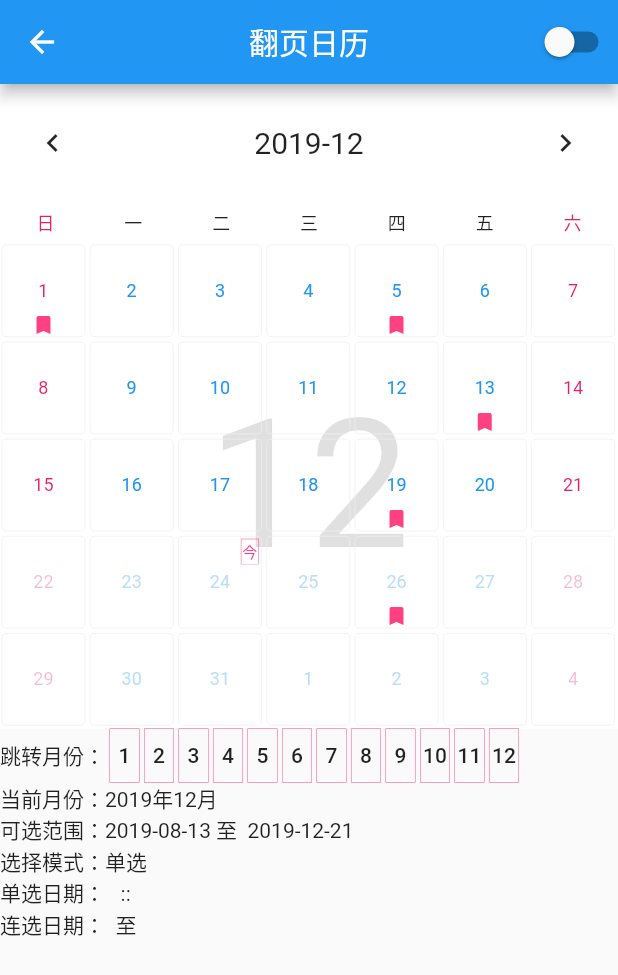
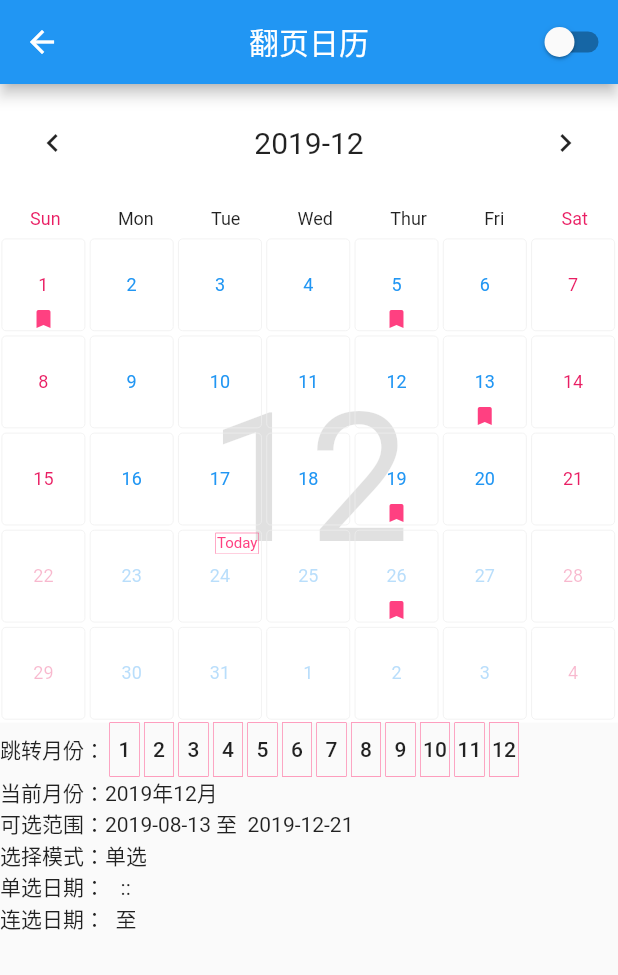
Before and after one commit to OpenFlutter/mini_calendar, a Flutter app: the screen it shows after launch, after a tap on "翻页日历", on a phone screen of 412 x 824 dp. Shown: the top 975 px of the screen. Run offline on Flutter 3.47's test engine with Material 2 defaults, Android fonts, the phone set to English and light mode, and no system bars; network calls fail.

Commit message:
支持国际化(en、zh)

```diff
--- a/example/lib/page/calendar_view.dart
+++ b/example/lib/page/calendar_view.dart
@@ -17,7 +17,7 @@ class _CalendarViewPageState extends State<CalendarViewPage> {
   void initState() {
     List.generate(12, (index) {
       controllers.add(MonthController.init(MonthOption<String>(
-        currentDay: DateDay.now().copyWith(month: index + 1,day: Random().nextInt(27)+1),
+        currentDay: DateDay.now().copyWith(month: index + 1, day: Random().nextInt(27) + 1),
         currentMonth: DateMonth.now().copyWith(month: index + 1),
       )));
       months
@@ -25,6 +25,7 @@ class _CalendarViewPageState extends State<CalendarViewPage> {
           Container(
             child: MonthWidget<String>(
               controller: controllers[index],
+              localeType: Random().nextBool() ? LocaleType.zh : LocaleType.en,
             ),
           ),
         );
--- a/example/lib/page/month_page_view_demo.dart
+++ b/example/lib/page/month_page_view_demo.dart
@@ -69,6 +69,7 @@ class _MonthPageViewDemoState extends State<MonthPageViewDemo> {
                 setState(() {});
               },
               onCreated: (controller) => _controller = controller,
+              localeType: LocaleType.en,
             ),
             Wrap(
               crossAxisAlignment: WrapCrossAlignment.center,
--- a/lib/handle.dart
+++ b/lib/handle.dart
@@ -1,25 +1,26 @@
 import 'package:flutter/material.dart';
 import 'package:mini_calendar/mini_calendar.dart';
+import 'package:mini_calendar/model/i18n_model.dart';
 
 import 'model/date_day.dart';
 
 /// 默认构建星期标题
-Widget defaultBuildWeekHead(BuildContext context, int week) {
+Widget defaultBuildWeekHead(BuildContext context, int week,{LocaleType localeType = LocaleType.zh}) {
   switch (week) {
     case 1:
-      return Text('一', style: TextStyle(fontSize: 12, color: Colors.black87));
+      return Text(i18nObjInLocal(localeType)['weekShort'][week], style: TextStyle(fontSize: 12, color: Colors.black87));
     case 2:
-      return Text('二', style: TextStyle(fontSize: 12, color: Colors.black87));
+      return Text(i18nObjInLocal(localeType)['weekShort'][week], style: TextStyle(fontSize: 12, color: Colors.black87));
     case 3:
-      return Text('三', style: TextStyle(fontSize: 12, color: Colors.black87));
+      return Text(i18nObjInLocal(localeType)['weekShort'][week], style: TextStyle(fontSize: 12, color: Colors.black87));
     case 4:
-      return Text('四', style: TextStyle(fontSize: 12, color: Colors.black87));
+      return Text(i18nObjInLocal(localeType)['weekShort'][week], style: TextStyle(fontSize: 12, color: Colors.black87));
     case 5:
-      return Text('五', style: TextStyle(fontSize: 12, color: Colors.black87));
+      return Text(i18nObjInLocal(localeType)['weekShort'][week], style: TextStyle(fontSize: 12, color: Colors.black87));
     case 6:
-      return Text('六', style: TextStyle(fontSize: 12, color: Colors.pink));
+      return Text(i18nObjInLocal(localeType)['weekShort'][week], style: TextStyle(fontSize: 12, color: Colors.pink));
     case 0:
-      return Text('日', style: TextStyle(fontSize: 12, color: Colors.pink));
+      return Text(i18nObjInLocal(localeType)['weekShort'][week], style: TextStyle(fontSize: 12, color: Colors.pink));
   }
   return Container();
 }
@@ -50,7 +51,7 @@ Widget defaultBuildMonthHead(BuildContext context, DateMonth month, {VoidCallbac
       mainAxisAlignment: MainAxisAlignment.spaceBetween,
       children: <Widget>[
         onLast == null ? Container() : IconButton(icon: Icon(Icons.chevron_left), onPressed: onLast),
-        Text(month.toString(yearSuffix: '年', monthSuffix: '月'), style: TextStyle(fontSize: 20)),
+        Text(month.toString(), style: TextStyle(fontSize: 20)),
         onNext == null ? Container() : IconButton(icon: Icon(Icons.chevron_right), onPressed: onNext),
       ],
     ),
@@ -83,7 +84,8 @@ Widget defaultBuildDayItem<T>(BuildContext context,
     bool isSelected,
     bool isContinuous,
     BuildMark<T> buildMark,
-    OnDaySelected<T> onDaySelected}) {
+    OnDaySelected<T> onDaySelected,
+    LocaleType localeType = LocaleType.zh}) {
   Color _sideColor = Colors.grey[200];
   Color _dayColor = Colors.transparent;
   TextStyle _style;
@@ -108,7 +110,7 @@ Widget defaultBuildDayItem<T>(BuildContext context,
         shape: RoundedRectangleBorder(side: BorderSide(width: 0.3, color: Colors.pinkAccent)),
         child: Padding(
           padding: EdgeInsets.all(1),
-          child: Text('今', style: _style.copyWith(fontSize: 10, color: Colors.pinkAccent)),
+          child: Text(i18nObjInLocal(localeType)['today'], style: _style.copyWith(fontSize: 10, color: Colors.pinkAccent)),
         ),
       ),
     ));
--- a/lib/mini_calendar.dart
+++ b/lib/mini_calendar.dart
@@ -8,3 +8,4 @@ export 'model/month_option.dart';
 export 'widget/month_widget.dart';
 export 'widget/month_page_view.dart';
 export 'handle.dart';
+export 'model/i18n_model.dart';
--- /dev/null
+++ b/lib/model/i18n_model.dart
@@ -0,0 +1,31 @@
+enum LocaleType { en, zh }
+
+final _i18nModel = {
+  'en': {
+    'today': 'Today',
+    'last': 'Last',
+    'next': 'Next',
+    'goto': 'GoTo',
+    'weekShort': ['Sun', 'Mon', 'Tue', 'Wed', 'Thur', 'Fri', 'Sat',],
+    'monthShort': ['Jan', 'Feb', 'Mar', 'Apr', 'May', 'Jun', 'Jul', 'Aug', 'Sep', 'Oct', 'Nov', 'Dec']
+  },
+  'zh': {
+    'today': '今',
+    'last': '上一月',
+    'next': '下一月',
+    'goto': '跳转',
+    'weekShort': ['日', '一', '二', '三', '四', '五', '六'],
+    'monthShort': ['一月', '二月', '三月', '四月', '五月', '六月', '七月', '八月', '九月', '十月', '十一月', '十二月']
+  }
+};
+
+Map<String, dynamic> i18nObjInLocal(LocaleType type) {
+  switch (type) {
+    case LocaleType.en:
+      return _i18nModel['en'];
+    case LocaleType.zh:
+      return _i18nModel['zh'];
+    default:
+      return _i18nModel['zh'];
+  }
+}
--- a/lib/widget/month_page_view.dart
+++ b/lib/widget/month_page_view.dart
@@ -1,5 +1,6 @@
 import 'package:flutter/material.dart';
 import 'package:flutter/scheduler.dart';
+import 'package:mini_calendar/model/i18n_model.dart';
 
 import 'month_widget.dart';
 import '../handle.dart';
@@ -62,6 +63,9 @@ class MonthPageView<T> extends StatefulWidget {
   /// 是否可以滑动翻页
   final bool pageSnapping;
 
+  /// 国际化语言类型
+  final LocaleType localeType;
+
   /// 创建后回调
   final ValueChanged<MonthPageController<T>> onCreated;
 
@@ -78,7 +82,7 @@ class MonthPageView<T> extends StatefulWidget {
     this.width,
     this.height,
     this.onDaySelected,
-    this.showWeekHead,
+    this.showWeekHead = true,
     this.buildWeekHead,
     this.scrollDirection = Axis.horizontal,
     this.pageSnapping = true,
@@ -88,6 +92,7 @@ class MonthPageView<T> extends StatefulWidget {
     this.buildMonthHead,
     this.weekHeadColor = Colors.white,
     this.monthHeadColor = Colors.white,
+    this.localeType = LocaleType.zh,
   }) : super(key: key);
 
   @override
@@ -140,6 +145,7 @@ class _MonthPageViewState<T> extends State<MonthPageView<T>> {
                       showWeekHead: false,
                       showMonthHead: false,
                       padding: widget.padding,
+                      localeType: widget.localeType,
                       onDaySelected: (day, data) {
                         _monthPageController
                           ..setCurrentDay(day)
@@ -174,7 +180,7 @@ class _MonthPageViewState<T> extends State<MonthPageView<T>> {
                 alignment: Alignment.center,
                 child: widget.buildWeekHead != null
                     ? widget.buildWeekHead(context, week)
-                    : defaultBuildWeekHead(context, week),
+                    : defaultBuildWeekHead(context, week,localeType: widget.localeType),
               );
             }),
           ),
--- a/lib/widget/month_widget.dart
+++ b/lib/widget/month_widget.dart
@@ -1,10 +1,10 @@
 import 'package:flutter/material.dart';
+import 'package:mini_calendar/model/i18n_model.dart';
 import '../model/date_month.dart';
 import '../controller/month_controller.dart';
 import '../model/month_option.dart';
 import '../model/date_day.dart';
 import '../handle.dart';
-
 
 ///
 /// 月视图 <br/>
@@ -82,6 +82,9 @@ class MonthWidget<T> extends StatelessWidget {
   /// 连选监听
   final OnContinuousSelectListen onContinuousSelectListen;
 
+  /// 国际化语言类型
+  final LocaleType localeType;
+
   const MonthWidget({
     Key key,
     this.padding = EdgeInsets.zero,
@@ -103,13 +106,13 @@ class MonthWidget<T> extends StatelessWidget {
     this.monthHeadColor = Colors.transparent,
     this.weekColor = Colors.blue,
     this.weekendColor = Colors.pink,
+    this.localeType = LocaleType.zh,
   }) : super(key: key);
 
   @override
   Widget build(BuildContext context) {
     MonthController _monthController = controller ?? MonthController.init()
       ..reLoad();
-
     DateMonth _currentMonth = _monthController.option?.currentMonth;
     return StreamBuilder<MonthOption<T>>(
         stream: _monthController.monthStream(),
@@ -166,7 +169,7 @@ class MonthWidget<T> extends StatelessWidget {
                   int week = (_option.firstWeek + index) % 7;
                   return Container(
                     alignment: Alignment.center,
-                    child: buildWeekHead != null ? buildWeekHead(context, week) : defaultBuildWeekHead(context, week),
+                    child: buildWeekHead != null ? buildWeekHead(context, week) : defaultBuildWeekHead(context, week,localeType: localeType),
                   );
                 }),
               ),
@@ -197,9 +200,8 @@ class MonthWidget<T> extends StatelessWidget {
                           spacing: SPACING,
                           runSpacing: RUN_SPACING,
                           children: _days.map((_time) {
-                            bool enableSelect = _enableEnableSelect(_time,_currentMonth, _option);
+                            bool enableSelect = _enableEnableSelect(_time, _currentMonth, _option);
                             bool isContinuous = _isContinuous(_time, _option);
-                            print("$_time MinDay：${_option.minDay} MaxDay：${_option.maxDay} 编辑：$enableSelect 连选：$isContinuous");
                             return buildDayItem == null
                                 ? defaultBuildDayItem<T>(
                                     context,
@@ -215,6 +217,7 @@ class MonthWidget<T> extends StatelessWidget {
                                     onDaySelected: (day, data) => _onDaySelected(day, data, _option, _monthController),
                                     isSelected: _option.currentDay == _time,
                                     isContinuous: isContinuous,
+                                    localeType: localeType,
                                   )
                                 : buildDayItem(
                                     context,
@@ -278,7 +281,7 @@ class MonthWidget<T> extends StatelessWidget {
     }
   }
 
-  bool _enableEnableSelect(DateDay day,DateMonth month, MonthOption<T> option) {
+  bool _enableEnableSelect(DateDay day, DateMonth month, MonthOption<T> option) {
     return day.inMonth(month) &&
         ((option.minDay != null && option.minDay <= day) || option.minDay == null) &&
         ((option.maxDay != null && option.maxDay >= day) || option.maxDay == null);
--- a/pubspec.yaml
+++ b/pubspec.yaml
@@ -1,6 +1,6 @@
 name: mini_calendar
 description: Date component developed with Flutter, plans to support display, swipe left and right, add date mark, radio, display week, etc.
-version: 0.3.0
+version: 0.3.1
 author: yshye<yshye2013@gmain.com>
 homepage: https://github.com/flutterme/mini_calendar
 
```
Also changed, not shown: 2 other files.
